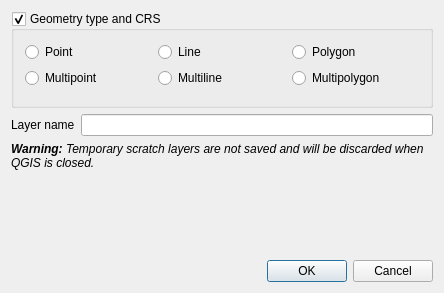
First picture: the form in src/ui/qgsnewmemorylayerdialogbase.ui, repository qgis/QGIS, before the edit.
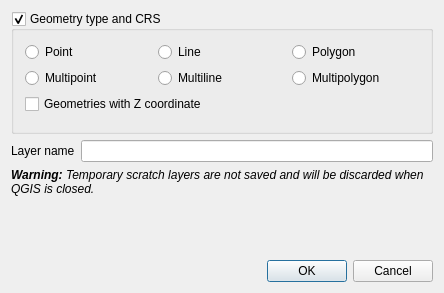
Second picture: the form after the edit. Custom widgets are drawn as their Qt base class.

Commit message: Added the ability to create memory layer with 25d geometry

What changed in the file:
```diff
--- a/src/ui/qgsnewmemorylayerdialogbase.ui
+++ b/src/ui/qgsnewmemorylayerdialogbase.ui
@@ -78,6 +78,13 @@
         </item>
        </layout>
       </item>
+      <item>
+       <widget class="QCheckBox" name="mGeometryWithZCheckBox">
+        <property name="text">
+         <string>Geometries with Z coordinate</string>
+        </property>
+       </widget>
+      </item>
       <item>
        <widget class="QgsProjectionSelectionWidget" name="mCrsSelector" native="true">
         <property name="focusPolicy">
```
The commit also changes 2 other files.
